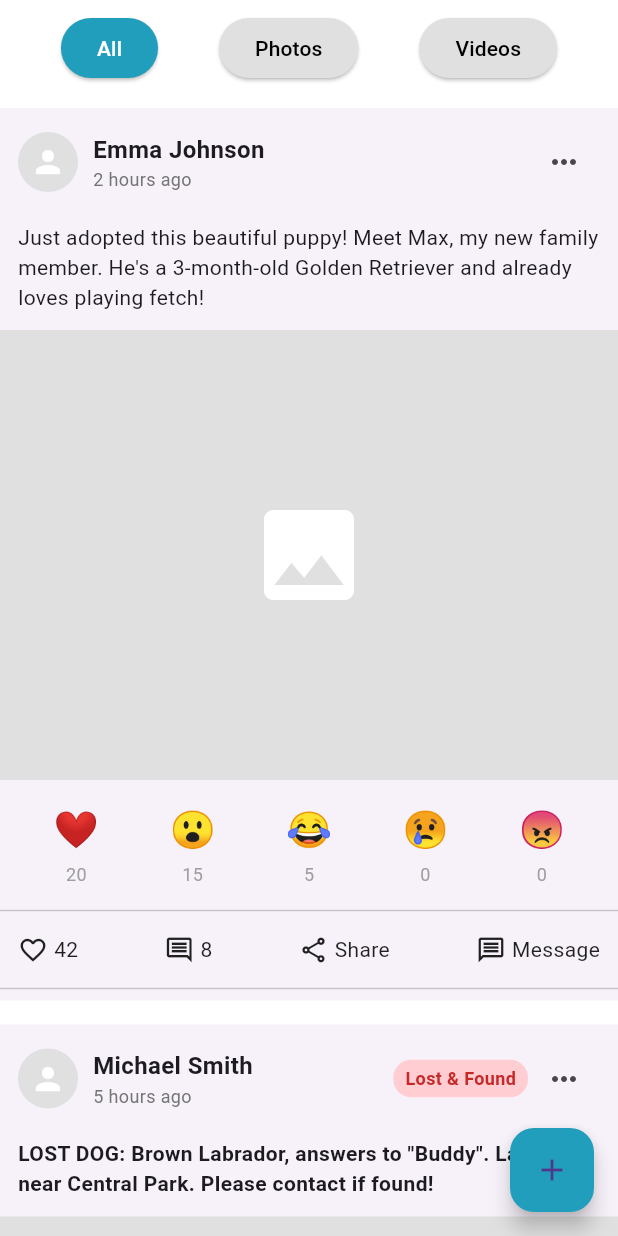
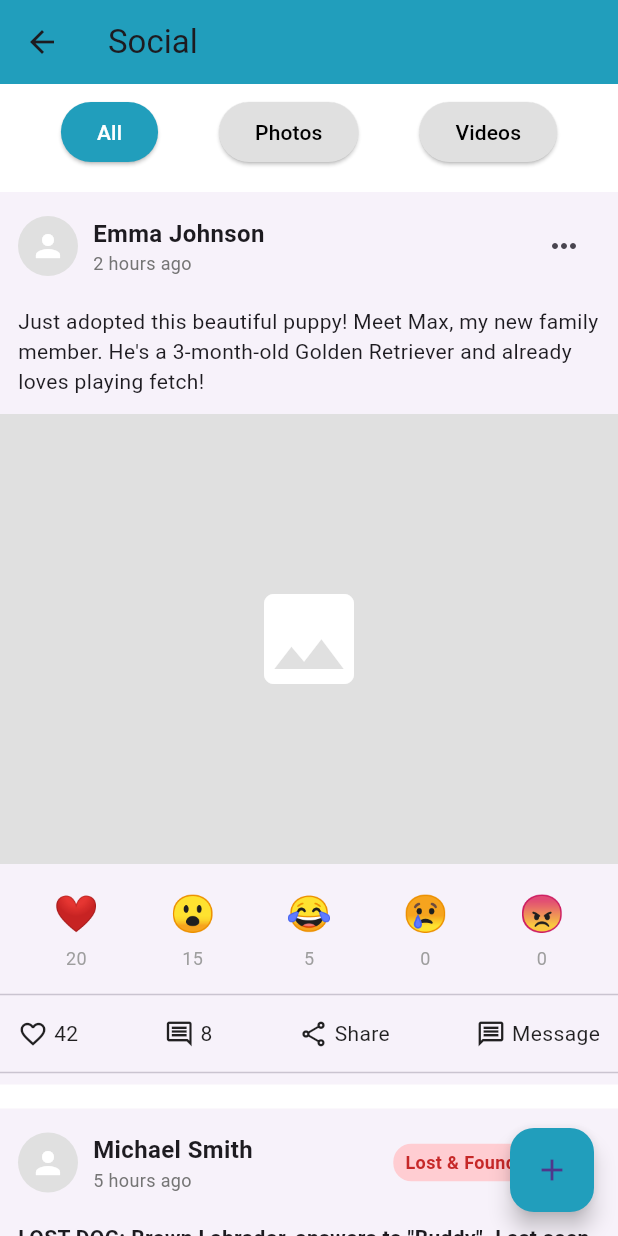
Before and after one commit to Shribodhi/SDGP-PawRescue, a Flutter app: the SocialPage screen opened directly, on a phone screen of 412 x 824 dp. Run offline on Flutter 3.47's test engine with Material 3 defaults, Android fonts, the phone set to English and light mode, and no system bars.

Commit message:
added app bar to social page
Added app bar with title to social page. Improved navigation experience with consistent header across screens.

```diff
--- a/lib/screens/social_page.dart
+++ b/lib/screens/social_page.dart
@@ -115,6 +115,11 @@ class _SocialPageState extends State<SocialPage> {
   @override
   Widget build(BuildContext context) {
     return Scaffold(
+      appBar: AppBar(
+        title: const Text('Social'),
+        backgroundColor: const Color(0xFF219EBC),
+        elevation: 0,
+      ),
       body: Column(
         children: [
           _buildFilterButtons(),
```
Also changed, not shown: 4 other files.
